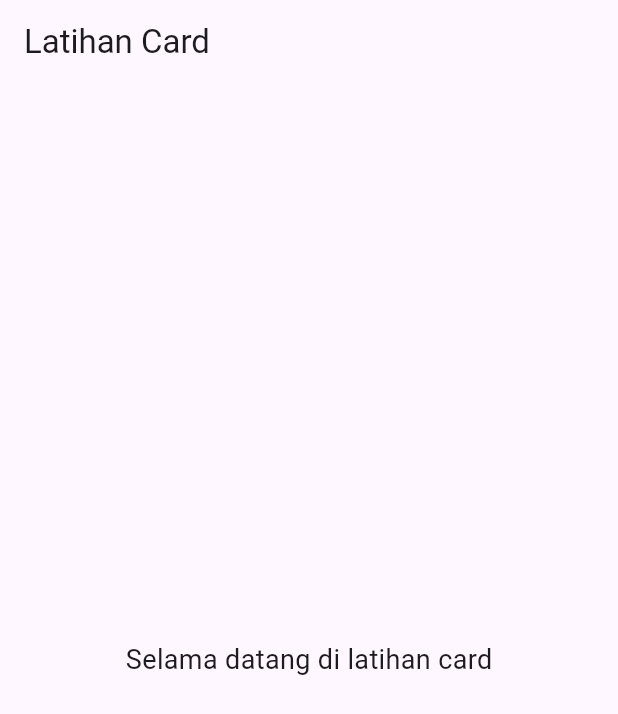
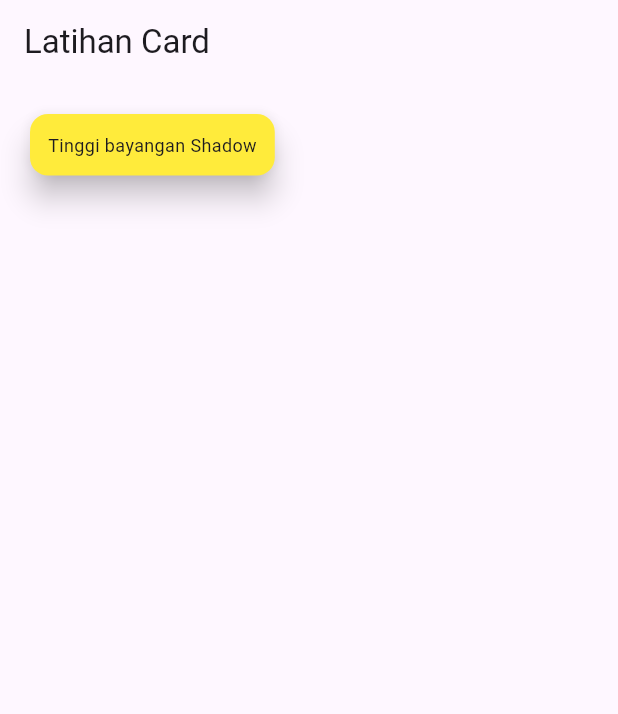
Before and after one commit to hiofadlikaakbar/tugas_week_8_1123150077, a Flutter app: the screen it shows after launch, on a phone screen of 412 x 824 dp. Shown: the top 714 px of the screen. Run offline on Flutter 3.47's test engine with Material 3 defaults, Android fonts, the phone set to English and light mode, and no system bars.

Commit message:
membuat card

```diff
--- a/lib/pages/home_page.dart
+++ b/lib/pages/home_page.dart
@@ -7,10 +7,23 @@ class HomePage extends StatelessWidget {
   Widget build(BuildContext context) {
     return Scaffold(
       appBar: AppBar(title: const Text("Latihan Card")),
-      body: const Center(
-        child: Text(
-          "Selama datang di latihan card",
-          style: TextStyle(fontSize: 18),
+      body: Padding(
+        padding: const EdgeInsets.all(16.0),
+        child: Column(
+          crossAxisAlignment: CrossAxisAlignment.start,
+          children: [
+            Card(
+              elevation: 8,
+              color: Colors.yellow,
+              child: Padding(
+                padding: const EdgeInsets.all(12.0),
+                child: Text(
+                  "Tinggi bayangan Shadow",
+                  style: TextStyle(fontSize: 12.0),
+                ),
+              ),
+            ),
+          ],
         ),
       ),
     );
```
